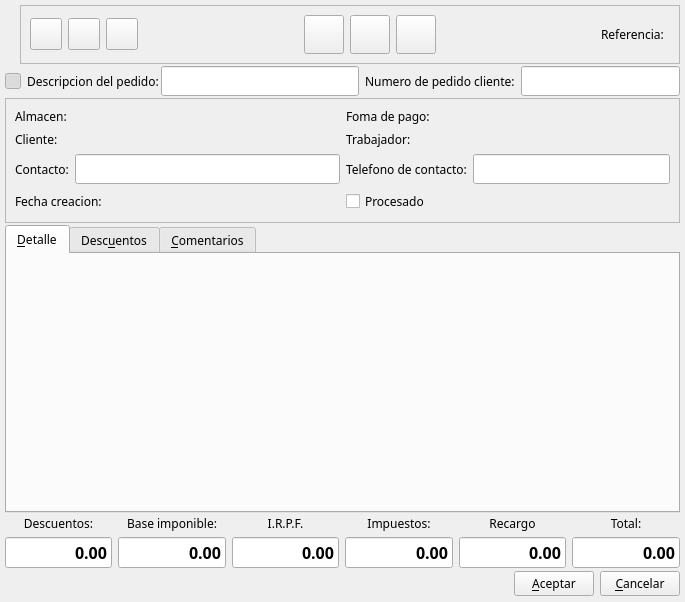
Before: the Qt Designer form bulmages/bulmafact/src/pedidoclientebase.ui in eboladev/Bulmages-1, drawn with Qt 5.
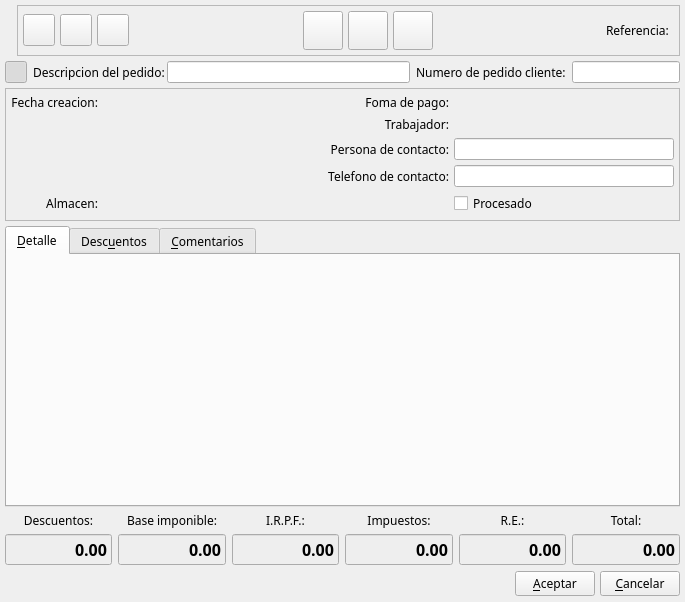
After: the same form once the commit is applied. Icons and pictures are not drawn. Custom widgets are drawn as their Qt base class.

```diff
--- a/bulmages/bulmafact/src/pedidoclientebase.ui
+++ b/bulmages/bulmafact/src/pedidoclientebase.ui
@@ -10,17 +10,6 @@
     <height>602</height>
    </rect>
   </property>
-  <property name="font" >
-   <font>
-    <family>Sans Serif</family>
-    <pointsize>11</pointsize>
-    <weight>75</weight>
-    <italic>false</italic>
-    <bold>true</bold>
-    <underline>false</underline>
-    <strikeout>false</strikeout>
-   </font>
-  </property>
   <property name="windowTitle" >
    <string>Pedido de cliente</string>
   </property>
@@ -32,7 +21,7 @@
     <number>5</number>
    </property>
    <property name="spacing" >
-    <number>2</number>
+    <number>5</number>
    </property>
    <item>
     <layout class="QHBoxLayout" >
@@ -40,7 +29,7 @@
       <number>0</number>
      </property>
      <property name="spacing" >
-      <number>6</number>
+      <number>5</number>
      </property>
      <item>
       <widget class="QLabel" name="pixmapLabel1" >
@@ -62,10 +51,10 @@
        </property>
        <layout class="QHBoxLayout" >
         <property name="margin" >
-         <number>9</number>
+         <number>5</number>
         </property>
         <property name="spacing" >
-         <number>6</number>
+         <number>5</number>
         </property>
         <item>
          <widget class="QToolButton" name="mui_guardar" >
@@ -328,14 +317,14 @@
       <widget class="QToolButton" name="mui_detalles" >
        <property name="minimumSize" >
         <size>
-         <width>16</width>
-         <height>16</height>
+         <width>22</width>
+         <height>22</height>
         </size>
        </property>
        <property name="maximumSize" >
         <size>
-         <width>16</width>
-         <height>16</height>
+         <width>22</width>
+         <height>22</height>
         </size>
        </property>
        <property name="toolTip" >
@@ -463,107 +452,15 @@
      </property>
      <layout class="QGridLayout" >
       <property name="margin" >
-       <number>9</number>
+       <number>5</number>
       </property>
       <property name="spacing" >
-       <number>6</number>
+       <number>5</number>
       </property>
-      <item row="3" column="1" >
-       <widget class="QCheckBox" name="m_procesadopedidocliente" >
-        <property name="font" >
-         <font>
-          <family>Sans Serif</family>
-          <pointsize>9</pointsize>
-          <weight>50</weight>
-          <italic>false</italic>
-          <bold>false</bold>
-          <underline>false</underline>
-          <strikeout>false</strikeout>
-         </font>
-        </property>
-        <property name="text" >
-         <string>Procesado</string>
-        </property>
-       </widget>
+      <item row="4" column="1" >
+       <widget class="BusquedaAlmacen" native="1" name="m_almacen" />
       </item>
-      <item row="3" column="0" >
-       <layout class="QHBoxLayout" >
-        <property name="margin" >
-         <number>0</number>
-        </property>
-        <property name="spacing" >
-         <number>6</number>
-        </property>
-        <item>
-         <widget class="QLabel" name="label14" >
-          <property name="font" >
-           <font>
-            <family>Sans Serif</family>
-            <pointsize>9</pointsize>
-            <weight>50</weight>
-            <italic>false</italic>
-            <bold>false</bold>
-            <underline>false</underline>
-            <strikeout>false</strikeout>
-           </font>
-          </property>
-          <property name="text" >
-           <string>Fecha creacion:</string>
-          </property>
-         </widget>
-        </item>
-        <item>
-         <widget class="BusquedaFecha" native="1" name="m_fechapedidocliente" />
-        </item>
-       </layout>
-      </item>
-      <item row="1" column="0" >
-       <layout class="QHBoxLayout" >
-        <property name="margin" >
-         <number>0</number>
-        </property>
-        <property name="spacing" >
-         <number>6</number>
-        </property>
-        <item>
-         <widget class="QLabel" name="label13" >
-          <property name="font" >
-           <font>
-            <family>Sans Serif</family>
-            <pointsize>9</pointsize>
-            <weight>50</weight>
-            <italic>false</italic>
-            <bold>false</bold>
-            <underline>false</underline>
-            <strikeout>false</strikeout>
-           </font>
-          </property>
-          <property name="text" >
-           <string>Cliente:</string>
-          </property>
-         </widget>
-        </item>
-        <item>
-         <widget class="BusquedaCliente" native="1" name="m_cliente" >
-          <property name="minimumSize" >
-           <size>
-            <width>250</width>
-            <height>0</height>
-           </size>
-          </property>
-         </widget>
-        </item>
-       </layout>
-      </item>
-      <item row="0" column="0" >
-       <layout class="QHBoxLayout" >
-        <property name="margin" >
-         <number>0</number>
-        </property>
-        <property name="spacing" >
-         <number>6</number>
-        </property>
-        <item>
+      <item row="4" column="0" >
          <widget class="QLabel" name="label12" >
           <property name="sizePolicy" >
            <sizepolicy>
@@ -587,31 +484,41 @@
           <property name="text" >
            <string>Almacen:</string>
           </property>
-         </widget>
-        </item>
-        <item>
-         <widget class="BusquedaAlmacen" native="1" name="m_almacen" />
-        </item>
-       </layout>
+        <property name="alignment" >
+         <set>Qt::AlignRight|Qt::AlignTrailing|Qt::AlignVCenter</set>
+        </property>
+       </widget>
+      </item>
+      <item rowspan="3" row="1" column="0" colspan="2" >
+       <widget class="BusquedaCliente" native="1" name="m_cliente" >
+        <property name="minimumSize" >
+         <size>
+          <width>250</width>
+          <height>0</height>
+         </size>
+        </property>
+       </widget>
       </item>
       <item row="0" column="1" >
-       <layout class="QHBoxLayout" >
-        <property name="margin" >
-         <number>0</number>
-        </property>
-        <property name="spacing" >
-         <number>6</number>
-        </property>
-        <item>
-         <widget class="QLabel" name="label9" >
+       <widget class="BusquedaFecha" native="1" name="m_fechapedidocliente" >
           <property name="sizePolicy" >
            <sizepolicy>
-            <hsizetype>1</hsizetype>
+          <hsizetype>3</hsizetype>
             <vsizetype>5</vsizetype>
             <horstretch>0</horstretch>
             <verstretch>0</verstretch>
            </sizepolicy>
           </property>
+        <property name="minimumSize" >
+         <size>
+          <width>200</width>
+          <height>0</height>
+         </size>
+        </property>
+       </widget>
+      </item>
+      <item row="0" column="0" >
+       <widget class="QLabel" name="label14" >
           <property name="font" >
            <font>
             <family>Sans Serif</family>
@@ -624,24 +531,14 @@
            </font>
           </property>
           <property name="text" >
-           <string>Foma de pago:</string>
+         <string>Fecha creacion:</string>
+        </property>
+        <property name="alignment" >
+         <set>Qt::AlignRight|Qt::AlignTrailing|Qt::AlignVCenter</set>
           </property>
          </widget>
         </item>
-        <item>
-         <widget class="BusquedaFormaPago" native="1" name="m_forma_pago" />
-        </item>
-       </layout>
-      </item>
-      <item row="1" column="1" >
-       <layout class="QHBoxLayout" >
-        <property name="margin" >
-         <number>0</number>
-        </property>
-        <property name="spacing" >
-         <number>6</number>
-        </property>
-        <item>
+      <item row="1" column="2" >
          <widget class="QLabel" name="label11" >
           <property name="sizePolicy" >
            <sizepolicy>
@@ -665,9 +562,12 @@
           <property name="text" >
            <string>Trabajador:</string>
           </property>
-         </widget>
-        </item>
-        <item>
+        <property name="alignment" >
+         <set>Qt::AlignRight|Qt::AlignTrailing|Qt::AlignVCenter</set>
+        </property>
+       </widget>
+      </item>
+      <item row="1" column="3" >
          <widget class="BusquedaTrabajador" native="1" name="m_trabajador" >
           <property name="sizePolicy" >
            <sizepolicy>
@@ -679,48 +579,7 @@
           </property>
          </widget>
         </item>
-       </layout>
-      </item>
-      <item row="2" column="0" >
-       <layout class="QHBoxLayout" >
-        <property name="margin" >
-         <number>0</number>
-        </property>
-        <property name="spacing" >
-         <number>6</number>
-        </property>
-        <item>
-         <widget class="QLabel" name="label10" >
-          <property name="font" >
-           <font>
-            <family>Sans Serif</family>
-            <pointsize>9</pointsize>
-            <weight>50</weight>
-            <italic>false</italic>
-            <bold>false</bold>
-            <underline>false</underline>
-            <strikeout>false</strikeout>
-           </font>
-          </property>
-          <property name="text" >
-           <string>Contacto:</string>
-          </property>
-         </widget>
-        </item>
-        <item>
-         <widget class="QLineEdit" name="m_contactpedidocliente" />
-        </item>
-       </layout>
-      </item>
-      <item row="2" column="1" >
-       <layout class="QHBoxLayout" >
-        <property name="margin" >
-         <number>0</number>
-        </property>
-        <property name="spacing" >
-         <number>6</number>
-        </property>
-        <item>
+      <item row="3" column="2" >
          <widget class="QLabel" name="label8" >
           <property name="font" >
            <font>
@@ -736,12 +595,87 @@
           <property name="text" >
            <string>Telefono de contacto:</string>
           </property>
-         </widget>
-        </item>
-        <item>
+        <property name="alignment" >
+         <set>Qt::AlignRight|Qt::AlignTrailing|Qt::AlignVCenter</set>
+        </property>
+       </widget>
+      </item>
+      <item row="2" column="2" >
+       <widget class="QLabel" name="label10" >
+        <property name="font" >
+         <font>
+          <family>Sans Serif</family>
+          <pointsize>9</pointsize>
+          <weight>50</weight>
+          <italic>false</italic>
+          <bold>false</bold>
+          <underline>false</underline>
+          <strikeout>false</strikeout>
+         </font>
+        </property>
+        <property name="text" >
+         <string>Persona de contacto:</string>
+        </property>
+        <property name="alignment" >
+         <set>Qt::AlignRight|Qt::AlignTrailing|Qt::AlignVCenter</set>
+        </property>
+       </widget>
+      </item>
+      <item row="3" column="3" >
          <widget class="QLineEdit" name="m_telpedidocliente" />
         </item>
-       </layout>
+      <item row="2" column="3" >
+       <widget class="QLineEdit" name="m_contactpedidocliente" />
+      </item>
+      <item row="0" column="3" >
+       <widget class="BusquedaFormaPago" native="1" name="m_forma_pago" />
+      </item>
+      <item row="0" column="2" >
+       <widget class="QLabel" name="label9" >
+        <property name="sizePolicy" >
+         <sizepolicy>
+          <hsizetype>1</hsizetype>
+          <vsizetype>5</vsizetype>
+          <horstretch>0</horstretch>
+          <verstretch>0</verstretch>
+         </sizepolicy>
+        </property>
+        <property name="font" >
+         <font>
+          <family>Sans Serif</family>
+          <pointsize>9</pointsize>
+          <weight>50</weight>
+          <italic>false</italic>
+          <bold>false</bold>
+          <underline>false</underline>
+          <strikeout>false</strikeout>
+         </font>
+        </property>
+        <property name="text" >
+         <string>Foma de pago:</string>
+        </property>
+        <property name="alignment" >
+         <set>Qt::AlignRight|Qt::AlignTrailing|Qt::AlignVCenter</set>
+        </property>
+       </widget>
+      </item>
+      <item row="4" column="3" >
+       <widget class="QCheckBox" name="m_procesadopedidocliente" >
+        <property name="font" >
+         <font>
+          <family>Sans Serif</family>
+          <pointsize>9</pointsize>
+          <weight>50</weight>
+          <italic>false</italic>
+          <bold>false</bold>
+          <underline>false</underline>
+          <strikeout>false</strikeout>
+         </font>
+        </property>
+        <property name="text" >
+         <string>Procesado</string>
+        </property>
+       </widget>
       </item>
      </layout>
     </widget>
@@ -862,6 +796,43 @@
          <property name="enabled" >
           <bool>true</bool>
          </property>
+         <property name="palette" >
+          <palette>
+           <active>
+            <colorrole role="Base" >
+             <brush brushstyle="SolidPattern" >
+              <color alpha="255" >
+               <red>238</red>
+               <green>238</green>
+               <blue>238</blue>
+              </color>
+             </brush>
+            </colorrole>
+           </active>
+           <inactive>
+            <colorrole role="Base" >
+             <brush brushstyle="SolidPattern" >
+              <color alpha="255" >
+               <red>238</red>
+               <green>238</green>
+               <blue>238</blue>
+              </color>
+             </brush>
+            </colorrole>
+           </inactive>
+           <disabled>
+            <colorrole role="Base" >
+             <brush brushstyle="SolidPattern" >
+              <color alpha="255" >
+               <red>255</red>
+               <green>255</green>
+               <blue>255</blue>
+              </color>
+             </brush>
+            </colorrole>
+           </disabled>
+          </palette>
+         </property>
          <property name="font" >
           <font>
            <family>Sans Serif</family>
@@ -931,6 +902,43 @@
        </item>
        <item>
         <widget class="QLineEdit" name="m_totalBases" >
+         <property name="palette" >
+          <palette>
+           <active>
+            <colorrole role="Base" >
+             <brush brushstyle="SolidPattern" >
+              <color alpha="255" >
+               <red>238</red>
+               <green>238</green>
+               <blue>238</blue>
+              </color>
+             </brush>
+            </colorrole>
+           </active>
+           <inactive>
+            <colorrole role="Base" >
+             <brush brushstyle="SolidPattern" >
+              <color alpha="255" >
+               <red>238</red>
+               <green>238</green>
+               <blue>238</blue>
+              </color>
+             </brush>
+            </colorrole>
+           </inactive>
+           <disabled>
+            <colorrole role="Base" >
+             <brush brushstyle="SolidPattern" >
+              <color alpha="255" >
+               <red>255</red>
+               <green>255</green>
+               <blue>255</blue>
+              </color>
+             </brush>
+            </colorrole>
+           </disabled>
+          </palette>
+         </property>
          <property name="font" >
           <font>
            <family>Sans Serif</family>
@@ -991,7 +999,7 @@
           </font>
          </property>
          <property name="text" >
-          <string>I.R.P.F.</string>
+          <string>I.R.P.F.:</string>
          </property>
          <property name="alignment" >
           <set>Qt::AlignCenter</set>
@@ -1000,6 +1008,43 @@
        </item>
        <item>
         <widget class="QLineEdit" name="m_totalIRPF" >
+         <property name="palette" >
+          <palette>
+           <active>
+            <colorrole role="Base" >
+             <brush brushstyle="SolidPattern" >
+              <color alpha="255" >
+               <red>238</red>
+               <green>238</green>
+               <blue>238</blue>
+              </color>
+             </brush>
+            </colorrole>
+           </active>
+           <inactive>
+            <colorrole role="Base" >
+             <brush brushstyle="SolidPattern" >
+              <color alpha="255" >
+               <red>238</red>
+               <green>238</green>
+               <blue>238</blue>
+              </color>
+             </brush>
+            </colorrole>
+           </inactive>
+           <disabled>
+            <colorrole role="Base" >
+             <brush brushstyle="SolidPattern" >
+              <color alpha="255" >
+               <red>255</red>
+               <green>255</green>
+               <blue>255</blue>
+              </color>
+             </brush>
+            </colorrole>
+           </disabled>
+          </palette>
+         </property>
          <property name="font" >
           <font>
            <family>Sans Serif</family>
@@ -1069,6 +1114,43 @@
        </item>
        <item>
         <widget class="QLineEdit" name="m_totalTaxes" >
+         <property name="palette" >
+          <palette>
+           <active>
+            <colorrole role="Base" >
+             <brush brushstyle="SolidPattern" >
+              <color alpha="255" >
+               <red>238</red>
+               <green>238</green>
+               <blue>238</blue>
+              </color>
+             </brush>
+            </colorrole>
+           </active>
+           <inactive>
+            <colorrole role="Base" >
+             <brush brushstyle="SolidPattern" >
+              <color alpha="255" >
+               <red>238</red>
+               <green>238</green>
+               <blue>238</blue>
+              </color>
+             </brush>
+            </colorrole>
+           </inactive>
+           <disabled>
+            <colorrole role="Base" >
+             <brush brushstyle="SolidPattern" >
+              <color alpha="255" >
+               <red>255</red>
+               <green>255</green>
+               <blue>255</blue>
+              </color>
+             </brush>
+            </colorrole>
+           </disabled>
+          </palette>
+         </property>
          <property name="font" >
           <font>
            <family>Sans Serif</family>
@@ -1129,7 +1211,7 @@
           </font>
          </property>
          <property name="text" >
-          <string>Recargo</string>
+          <string>R.E.:</string>
          </property>
          <property name="alignment" >
           <set>Qt::AlignCenter</set>
@@ -1138,6 +1220,43 @@
        </item>
        <item>
         <widget class="QLineEdit" name="m_totalReqEq" >
+         <property name="palette" >
+          <palette>
+           <active>
+            <colorrole role="Base" >
+             <brush brushstyle="SolidPattern" >
+              <color alpha="255" >
+               <red>238</red>
+               <green>238</green>
+               <blue>238</blue>
+              </color>
+             </brush>
+            </colorrole>
+           </active>
+           <inactive>
+            <colorrole role="Base" >
+             <brush brushstyle="SolidPattern" >
+              <color alpha="255" >
+               <red>238</red>
+               <green>238</green>
+               <blue>238</blue>
+              </color>
+             </brush>
+            </colorrole>
+           </inactive>
+           <disabled>
+            <colorrole role="Base" >
+             <brush brushstyle="SolidPattern" >
+              <color alpha="255" >
+               <red>255</red>
+               <green>255</green>
+               <blue>255</blue>
+              </color>
+             </brush>
+            </colorrole>
+           </disabled>
+          </palette>
+         </property>
          <property name="font" >
           <font>
            <family>Sans Serif</family>
@@ -1210,6 +1329,43 @@
          <property name="enabled" >
           <bool>true</bool>
          </property>
+         <property name="palette" >
+          <palette>
+           <active>
+            <colorrole role="Base" >
+             <brush brushstyle="SolidPattern" >
+              <color alpha="255" >
+               <red>238</red>
+               <green>238</green>
+               <blue>238</blue>
+              </color>
+             </brush>
+            </colorrole>
+           </active>
+           <inactive>
+            <colorrole role="Base" >
+             <brush brushstyle="SolidPattern" >
+              <color alpha="255" >
+               <red>238</red>
+               <green>238</green>
+               <blue>238</blue>
+              </color>
+             </brush>
+            </colorrole>
+           </inactive>
+           <disabled>
+            <colorrole role="Base" >
+             <brush brushstyle="SolidPattern" >
+              <color alpha="255" >
+               <red>255</red>
+               <green>255</green>
+               <blue>255</blue>
+              </color>
+             </brush>
+            </colorrole>
+           </disabled>
+          </palette>
+         </property>
          <property name="font" >
           <font>
            <family>Sans Serif</family>
@@ -1254,7 +1410,7 @@
       <number>0</number>
      </property>
      <property name="spacing" >
-      <number>6</number>
+      <number>5</number>
      </property>
      <item>
       <spacer>
@@ -1311,16 +1467,6 @@
  </widget>
  <layoutdefault spacing="2" margin="2" />
  <customwidgets>
-  <customwidget>
-   <class>BusquedaFecha</class>
-   <extends>QWidget</extends>
-   <header>../../../bulmalib/busquedafecha.h</header>
-  </customwidget>
-  <customwidget>
-   <class>BusquedaReferencia</class>
-   <extends>QLineEdit</extends>
-   <header>busquedareferencia.h</header>
-  </customwidget>
   <customwidget>
    <class>BusquedaFormaPago</class>
    <extends>QWidget</extends>
@@ -1351,6 +1497,16 @@
    <extends>QWidget</extends>
    <header>busquedatrabajador.h</header>
   </customwidget>
+  <customwidget>
+   <class>BusquedaFecha</class>
+   <extends>QWidget</extends>
+   <header>../../../bulmalib/busquedafecha.h</header>
+  </customwidget>
+  <customwidget>
+   <class>BusquedaReferencia</class>
+   <extends>QLineEdit</extends>
+   <header>busquedareferencia.h</header>
+  </customwidget>
  </customwidgets>
  <resources>
   <include location="../../bulmages.qrc" />
```
Left out of the diff: 4 changed lines with no effect on the pictures. Lines whose indentation alone changed are shown as unchanged.
